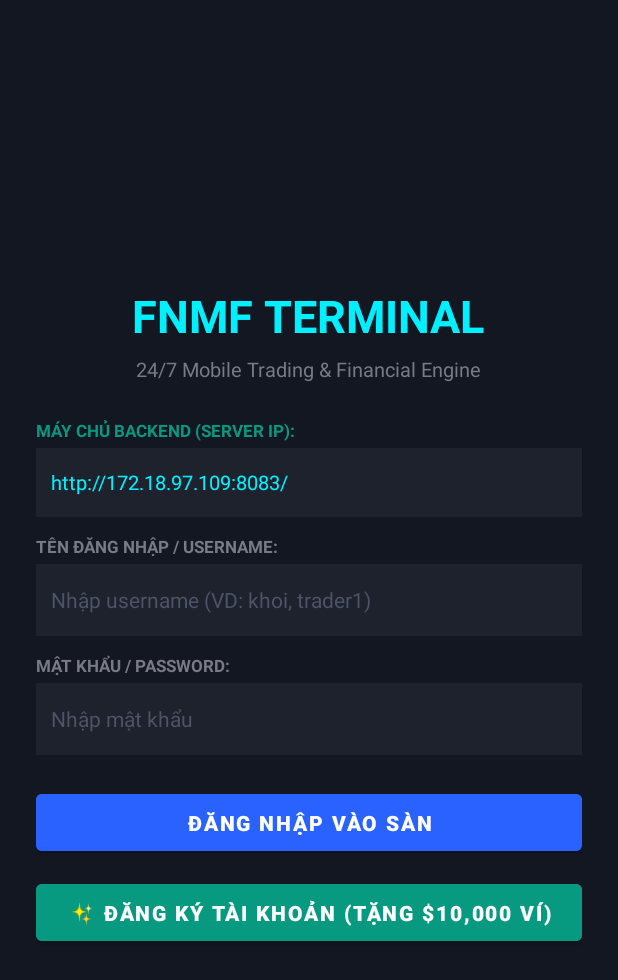
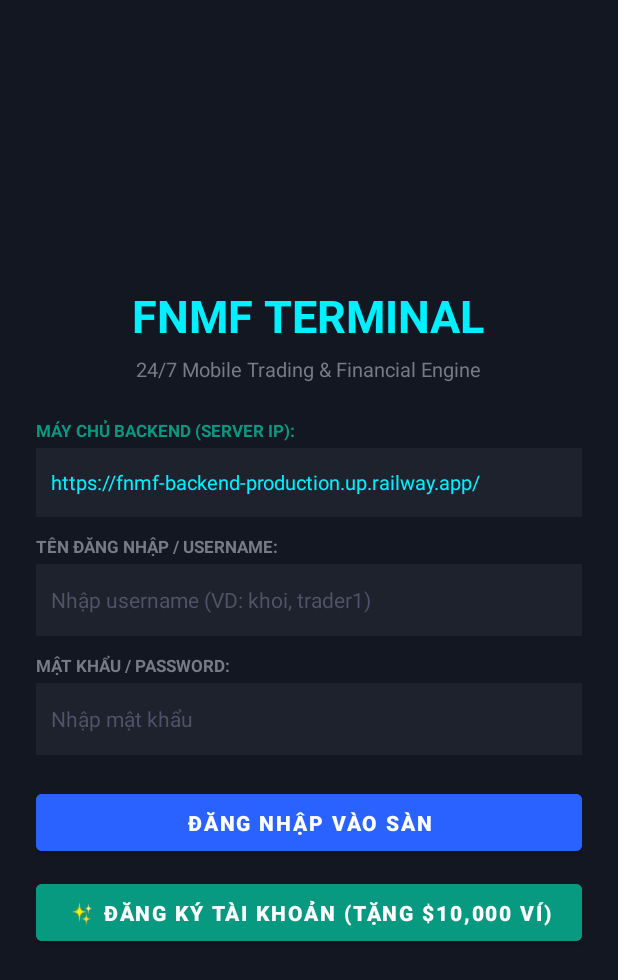
Before and after one commit to megatron69-26/fnmf-app, an Android app: the screen it shows after launch (Activity1), after a tap on "ĐĂNG NHẬP VÀO SÀN", on a phone screen of 412 x 824 dp. Shown: the top 980 px of the screen. Run offline under Robolectric (Android 15) with nearby library versions, the light colour scheme and no system bars.

Commit message:
feat(network): use Railway cloud backend by default

```diff
--- a/app/build.gradle.kts
+++ b/app/build.gradle.kts
@@ -14,8 +14,8 @@ android {
         applicationId = "com.example.nhumonglenh"
         minSdk = 24
         targetSdk = 35
-        versionCode = 9
-        versionName = "1.1.9"
+        versionCode = 10
+        versionName = "1.1.10"
 
         testInstrumentationRunner = "androidx.test.runner.AndroidJUnitRunner"
     }
--- a/app/src/main/java/com/example/nhumonglenh/Activity1.kt
+++ b/app/src/main/java/com/example/nhumonglenh/Activity1.kt
@@ -10,6 +10,7 @@ import android.widget.Toast
 import androidx.appcompat.app.AppCompatActivity
 import com.example.nhumonglenh.data.remote.AuthResponse
 import com.example.nhumonglenh.data.remote.LoginRequest
+import com.example.nhumonglenh.data.remote.NetworkConfig
 import com.example.nhumonglenh.data.remote.RegisterRequest
 import com.example.nhumonglenh.data.remote.RetrofitClient
 import org.json.JSONObject
@@ -40,9 +41,9 @@ class Activity1 : AppCompatActivity() {
         val btnLogin = findViewById<Button>(R.id.btnLogin)
         val btnRegister = findViewById<Button>(R.id.btnRegister)
 
-        // 1. Tải cấu hình Server URL đã lưu
-        val prefs = getSharedPreferences("fnmf_prefs", Context.MODE_PRIVATE)
-        val savedServerUrl = com.example.nhumonglenh.data.remote.NetworkConfig.getServerUrl(this)
+        // 1. Tải cấu hình Server URL đã lưu và tự động migrate sang Railway Cloud
+        val prefs = getSharedPreferences(NetworkConfig.PREFS_NAME, Context.MODE_PRIVATE)
+        val savedServerUrl = NetworkConfig.getOrMigrateServerUrl(prefs)
         RetrofitClient.updateBaseUrl(savedServerUrl)
         val savedUsername = prefs.getString("saved_username", "") ?: ""
 
@@ -81,7 +82,7 @@ class Activity1 : AppCompatActivity() {
                     val token = response.body()?.token
                     if (response.isSuccessful && !token.isNullOrEmpty()) {
                         saveToken(token)
-                        Toast.makeText(this@Activity1, "✅ Đăng nhập kết nối Laptop thành công!", Toast.LENGTH_SHORT).show()
+                        Toast.makeText(this@Activity1, "✅ Đăng nhập thành công!", Toast.LENGTH_SHORT).show()
                         navigateToTradingScreen()
                     } else {
                         val errMsg = response.body()?.message ?: "Tài khoản hoặc mật khẩu không chính xác!"
@@ -93,8 +94,7 @@ class Activity1 : AppCompatActivity() {
                     btnLogin.isEnabled = true
                     btnLogin.text = "ĐĂNG NHẬP VÀO SÀN"
                     Log.e(TAG, "Lỗi kết nối login: ${t.message}")
-                    Toast.makeText(this@Activity1, "⚠️ Chế độ Offline: Không kết nối được Server (${t.message})", Toast.LENGTH_SHORT).show()
-                    navigateToTradingScreen()
+                    Toast.makeText(this@Activity1, "❌ Không thể kết nối tới Server: ${t.message}", Toast.LENGTH_LONG).show()
                 }
             })
         }
@@ -167,20 +167,13 @@ class Activity1 : AppCompatActivity() {
     }
 
     private fun prepareServerUrl(rawUrl: String, prefs: android.content.SharedPreferences): String {
-        var serverUrl = rawUrl
-        if (serverUrl.isEmpty()) {
-            serverUrl = "http://172.18.97.109:8083/"
-        }
-        if (!serverUrl.endsWith("/")) {
-            serverUrl += "/"
-        }
-        prefs.edit().putString("server_url", serverUrl).apply()
+        val serverUrl = NetworkConfig.saveUserConfiguredUrl(prefs, rawUrl)
         RetrofitClient.updateBaseUrl(serverUrl)
         return serverUrl
     }
 
     private fun saveToken(token: String) {
-        val prefs = getSharedPreferences("fnmf_prefs", Context.MODE_PRIVATE)
+        val prefs = getSharedPreferences(NetworkConfig.PREFS_NAME, Context.MODE_PRIVATE)
         prefs.edit().putString("jwt_token", token).apply()
     }
 
--- a/app/src/main/java/com/example/nhumonglenh/data/remote/NetworkConfig.kt
+++ b/app/src/main/java/com/example/nhumonglenh/data/remote/NetworkConfig.kt
@@ -1,49 +1,120 @@
 package com.example.nhumonglenh.data.remote
 
 import android.content.Context
-import android.os.Build
+import android.content.SharedPreferences
 import android.util.Log
 
 /**
  * Nguồn cấu hình mạng tập trung cho toàn bộ ứng dụng FNMF.
- * Đảm bảo RetrofitClient và News ApiClient dùng chung 1 nguồn cấu hình duy nhất.
+ * Mặc định trỏ đến Railway Cloud Backend (HTTPS).
+ * Đảm bảo RetrofitClient, News ApiClient và Activity1 dùng chung 1 nguồn cấu hình duy nhất.
  */
 object NetworkConfig {
     private const val TAG = "NetworkConfig"
-    const val DEFAULT_LAN_URL = "http://172.18.97.109:8083/"
-    const val EMULATOR_URL = "http://10.0.2.2:8083/"
 
-    fun isEmulator(): Boolean {
-        return Build.FINGERPRINT.startsWith("generic") ||
-               Build.FINGERPRINT.startsWith("unknown") ||
-               Build.MODEL.contains("google_sdk", ignoreCase = true) ||
-               Build.MODEL.contains("Emulator", ignoreCase = true) ||
-               Build.MODEL.contains("Android SDK built for", ignoreCase = true)
+    const val PREFS_NAME = "fnmf_prefs"
+    const val KEY_SERVER_URL = "server_url"
+    const val KEY_CONFIG_VERSION = "server_config_version"
+
+    const val DEFAULT_SERVER_URL = "https://fnmf-backend-production.up.railway.app/"
+    const val SERVER_CONFIG_VERSION = 2
+
+    val LEGACY_HOSTS = listOf(
+        "172.18.97.109",
+        "10.174.64.109",
+        "10.174.64.59",
+        "10.0.2.2",
+        "localhost",
+        "127.0.0.1",
+        ":3000"
+    )
+
+    /**
+     * Chuẩn hoá URL: loại bỏ khoảng trắng và luôn đảm bảo kết thúc bằng dấu /
+     */
+    fun normalizeUrl(url: String): String {
+        val trimmed = url.trim()
+        if (trimmed.isEmpty()) return DEFAULT_SERVER_URL
+        return if (trimmed.endsWith("/")) trimmed else "$trimmed/"
     }
 
     /**
-     * Lấy Server Base URL chuẩn từ SharedPreferences.
-     * Tự động migrate URL cũ đúng một lần và hỗ trợ Android Emulator.
+     * Kiểm tra một URL có thuộc danh sách legacy hosts / LAN / localhost hay không.
+     */
+    fun isLegacyUrl(url: String): Boolean {
+        val lower = url.lowercase()
+        return LEGACY_HOSTS.any { lower.contains(it.lowercase()) }
+    }
+
+    /**
+     * Kiểm tra tính hợp lệ cơ bản của URL (giao thức http/https và host hợp lệ).
+     */
+    fun isValidUrl(url: String): Boolean {
+        val trimmed = url.trim().lowercase()
+        if (!trimmed.startsWith("http://") && !trimmed.startsWith("https://")) {
+            return false
+        }
+        val withoutScheme = trimmed.removePrefix("https://").removePrefix("http://")
+        return withoutScheme.isNotBlank() && (withoutScheme.contains(".") || withoutScheme.startsWith("localhost"))
+    }
+
+    /**
+     * Hàm thuần tuý (pure function) quyết định Server URL và Config Version mới.
+     * Hoàn toàn độc lập với Android Context, cho phép chạy 100% trên JVM Unit Test.
+     */
+    fun decideServerUrl(savedUrl: String?, savedConfigVersion: Int): Pair<String, Int> {
+        if (savedUrl.isNullOrBlank()) {
+            return Pair(DEFAULT_SERVER_URL, SERVER_CONFIG_VERSION)
+        }
+
+        val trimmed = savedUrl.trim()
+
+        // Nếu URL chứa legacy LAN/emulator target hoặc chuỗi URL không hợp lệ:
+        if (isLegacyUrl(trimmed) || !isValidUrl(trimmed)) {
+            return Pair(DEFAULT_SERVER_URL, SERVER_CONFIG_VERSION)
+        }
+
+        // URL tuỳ chỉnh hợp lệ (ví dụ: custom HTTPS server)
+        return Pair(normalizeUrl(trimmed), maxOf(savedConfigVersion, SERVER_CONFIG_VERSION))
+    }
+
+    /**
+     * Lấy và tự động migrate URL từ SharedPreferences.
+     */
+    fun getOrMigrateServerUrl(prefs: SharedPreferences): String {
+        val savedUrl = prefs.getString(KEY_SERVER_URL, null)
+        val savedVersion = prefs.getInt(KEY_CONFIG_VERSION, 0)
+
+        val (resolvedUrl, newVersion) = decideServerUrl(savedUrl, savedVersion)
+
+        if (savedUrl != resolvedUrl || savedVersion != newVersion) {
+            prefs.edit()
+                .putString(KEY_SERVER_URL, resolvedUrl)
+                .putInt(KEY_CONFIG_VERSION, newVersion)
+                .apply()
+            Log.d(TAG, "Server URL đã cập nhật: $resolvedUrl (version $savedVersion -> $newVersion)")
+        }
+
+        return resolvedUrl
+    }
+
+    /**
+     * Hàm tiện ích tương thích lấy URL từ Context.
      */
     fun getServerUrl(context: Context): String {
-        val prefs = context.getSharedPreferences("fnmf_prefs", Context.MODE_PRIVATE)
-        val saved = prefs.getString("server_url", null)
+        val prefs = context.getSharedPreferences(PREFS_NAME, Context.MODE_PRIVATE)
+        return getOrMigrateServerUrl(prefs)
+    }
 
-        val resolvedUrl: String
-        if (saved.isNullOrBlank()) {
-            resolvedUrl = if (isEmulator()) EMULATOR_URL else DEFAULT_LAN_URL
-            prefs.edit().putString("server_url", resolvedUrl).apply()
-            Log.d(TAG, "Khởi tạo URL mặc định: $resolvedUrl (isEmulator=${isEmulator()})")
-        } else if (saved.contains("10.174.64.109") || saved.contains("10.174.64.59") || saved.contains("3000")) {
-            // Migrate URL cũ / cổng 3000 đúng 1 lần
-            resolvedUrl = if (isEmulator()) EMULATOR_URL else DEFAULT_LAN_URL
-            prefs.edit().putString("server_url", resolvedUrl).apply()
-            Log.d(TAG, "Đã migrate URL cũ '$saved' sang: $resolvedUrl")
-        } else {
-            resolvedUrl = if (saved.endsWith("/")) saved else "$saved/"
-        }
-
-        Log.d(TAG, "Server URL đã chuẩn hoá: $resolvedUrl")
-        return resolvedUrl
+    /**
+     * Lưu URL khi người dùng tự nhập trong màn hình đăng nhập và gán version mới nhất.
+     */
+    fun saveUserConfiguredUrl(prefs: SharedPreferences, url: String): String {
+        val normalized = if (url.isBlank()) DEFAULT_SERVER_URL else normalizeUrl(url)
+        prefs.edit()
+            .putString(KEY_SERVER_URL, normalized)
+            .putInt(KEY_CONFIG_VERSION, SERVER_CONFIG_VERSION)
+            .apply()
+        return normalized
     }
 }
--- a/app/src/main/java/com/example/nhumonglenh/data/remote/RetrofitClient.kt
+++ b/app/src/main/java/com/example/nhumonglenh/data/remote/RetrofitClient.kt
@@ -13,11 +13,9 @@ import java.util.concurrent.TimeUnit
 object RetrofitClient {
 
     /**
-     * Cấu hình Base URL:
-     * - Máy chủ Laptop Khôi (Wi-Fi LAN IP): http://10.174.64.109:8083/
-     * - Khi cắm cáp USB vào máy tính (dùng adb reverse): http://localhost:8083/
+     * Cấu hình Base URL mặc định trỏ đến Railway Cloud Backend
      */
-    var BASE_URL = "http://172.18.97.109:8083/"
+    var BASE_URL = NetworkConfig.DEFAULT_SERVER_URL
         private set
 
     private var currentRetrofit: Retrofit? = null
@@ -36,13 +34,15 @@ object RetrofitClient {
         .build()
 
     /**
-     * Cập nhật địa chỉ Server mới khi chuyển sang Laptop Khôi hoặc Cloudflare
+     * Cập nhật địa chỉ Server mới
      */
     fun updateBaseUrl(newUrl: String) {
-        val formatted = if (newUrl.endsWith("/")) newUrl else "$newUrl/"
-        BASE_URL = formatted
-        currentRetrofit = null
-        currentApiService = null
+        val formatted = NetworkConfig.normalizeUrl(newUrl)
+        if (BASE_URL != formatted || currentApiService == null) {
+            BASE_URL = formatted
+            currentRetrofit = null
+            currentApiService = null
+        }
     }
 
     val apiService: ApiService
--- a/app/src/main/res/layout/layout_activity1.xml
+++ b/app/src/main/res/layout/layout_activity1.xml
@@ -38,7 +38,7 @@
         android:id="@+id/etServerUrl"
         android:layout_width="match_parent"
         android:layout_height="46dp"
-        android:hint="http://10.174.64.59:8083/"
+        android:hint="https://fnmf-backend-production.up.railway.app/"
         android:textColorHint="#4E5467"
         android:textColor="#00F0FF"
         android:background="#1E222D"
```
Also changed, not shown: app/src/main/java/com/example/nhumonglenh/ui/news/ApiClient.kt (+4 -13 lines), 1 other file.
